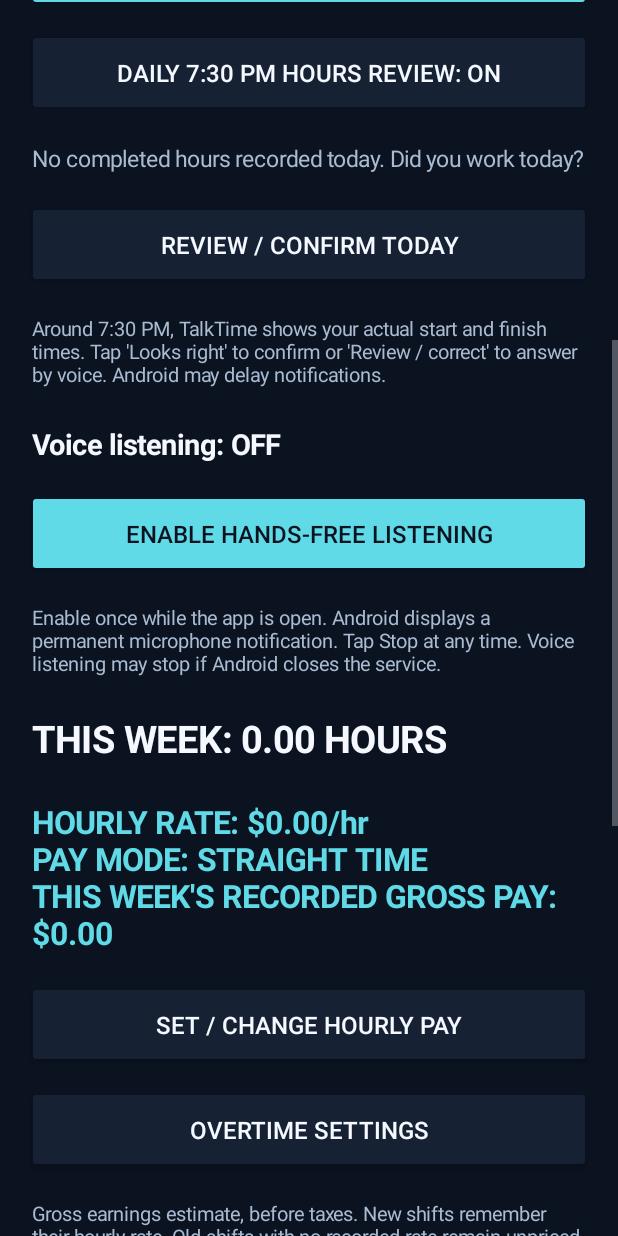
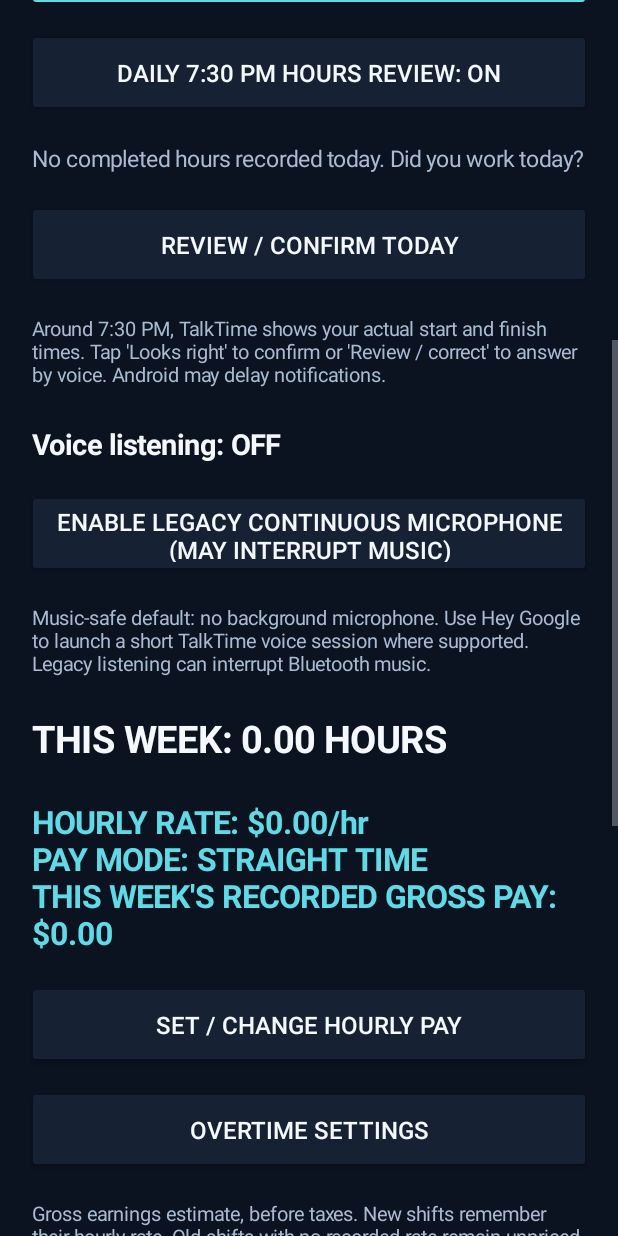
Before and after one commit to johnwaa38/ProjectorLayout-v4-open, an Android app: the screen it shows after launch (MainActivity), scrolled down 576 dp, on a phone screen of 412 x 824 dp. Run offline under Robolectric (Android 15) with nearby library versions, the phone set to English and light mode, and no system bars.

Commit message:
Make short voice sessions music-safe default; warn before continuous microphone

```diff
--- a/TalkTimeHandsFree/app/src/main/java/com/talktime/handsfree/MainActivity.java
+++ b/TalkTimeHandsFree/app/src/main/java/com/talktime/handsfree/MainActivity.java
@@ -31,11 +31,16 @@ public final class MainActivity extends Activity {
     private final int bg=Color.rgb(11,18,32),panel=Color.rgb(22,34,52),white=Color.rgb(245,249,255),muted=Color.rgb(169,187,209),cyan=Color.rgb(96,218,230);
 
     @Override public void onCreate(Bundle state){super.onCreate(state);
+        // A prior always-on session must never be silently resumed on upgrade.
+        if(TimeStore.enabled(this)){
+            stopService(new Intent(this,ListeningService.class));
+            TimeStore.enabled(this,false);
+        }
         getWindow().setStatusBarColor(bg);getWindow().setNavigationBarColor(bg);
         ScrollView scroll=new ScrollView(this);scroll.setFillViewport(true);scroll.setBackgroundColor(bg);
         root=new LinearLayout(this);root.setPadding(dp(18),dp(20),dp(18),dp(30));root.setOrientation(LinearLayout.VERTICAL);
         scroll.addView(root);setContentView(scroll);
-        text("TALK TIME • 2.4",30,white,true);
+        text("TALK TIME • 2.6",30,white,true);
         text("HANDS-FREE WORK HOURS",13,cyan,true);
         text("Assistant shortcut: say 'Hey Google, open TalkTime Hours'. If it doesn't open, launch the TalkTime Hours icon manually. TalkTime must be visible before its microphone can listen.",16,muted,false);
         voiceMessage=text("VOICE STATUS: Waiting for TalkTime to open",16,cyan,true);
@@ -61,8 +66,8 @@ public final class MainActivity extends Activity {
         });
         text("Around 7:30 PM, TalkTime shows your actual start and finish times. Tap 'Looks right' to confirm or 'Review / correct' to answer by voice. Android may delay notifications.",13,muted,false);
         status=text("Voice listening: OFF",19,white,true);
-        toggle=button("ENABLE HANDS-FREE LISTENING",true,()->toggleListening());
-        text("Enable once while the app is open. Android displays a permanent microphone notification. Tap Stop at any time. Voice listening may stop if Android closes the service.",13,muted,false);
+        toggle=button("LEGACY CONTINUOUS MICROPHONE (OPTIONAL)",false,()->toggleListening());
+        text("Music-safe default: no background microphone. Use Hey Google to launch a short TalkTime voice session where supported. Legacy listening can interrupt Bluetooth music.",13,muted,false);
         weekly=text("THIS WEEK: 0.00 HOURS",25,white,true);
         paySummary=text("HOURLY RATE: Not set",21,cyan,true);
         button("SET / CHANGE HOURLY PAY",false,this::editHourlyPay);
@@ -125,7 +130,10 @@ public final class MainActivity extends Activity {
             stopService(new Intent(this,ListeningService.class));TimeStore.enabled(this,false);refresh();return;
         }
         if(checkSelfPermission(Manifest.permission.RECORD_AUDIO)!=PackageManager.PERMISSION_GRANTED){requestPermissions(new String[]{Manifest.permission.RECORD_AUDIO},MIC_REQUEST);return;}
-        startListening();
+        new AlertDialog.Builder(this).setTitle("Continuous microphone can interrupt music")
+            .setMessage("Android speech recognition repeatedly activates the microphone in this legacy mode. It can beep, pause Bluetooth music and drain the battery. Enable anyway?")
+            .setPositiveButton("ENABLE ANYWAY",(d,w)->startListening())
+            .setNegativeButton("CANCEL",null).show();
     }
     private void startListening(){
         try{
@@ -229,7 +237,7 @@ public final class MainActivity extends Activity {
         if(lastSaved!=null)lastSaved.setText("LAST SAVE: "+TimeStore.lastSaved(this));
         boolean on=TimeStore.enabled(this);
         status.setText("Voice listening: "+(on?"ON. Say 'Hey TalkTime'.":"OFF"));status.setTextColor(on?cyan:white);
-        toggle.setText(on?"STOP HANDS-FREE LISTENING":"ENABLE HANDS-FREE LISTENING");
+        toggle.setText(on?"STOP CONTINUOUS MICROPHONE":"ENABLE LEGACY CONTINUOUS MICROPHONE (MAY INTERRUPT MUSIC)");
         int min=TimeStore.weeklyMinutes(this),extra=Math.max(0,min-2400);
         weekly.setText("THIS WEEK: "+TimeStore.formatHours(min)+" HOURS"+(extra>0?"\nOVER 40 HRS: "+TimeStore.formatHours(extra):""));
         if(paySummary!=null){
```
